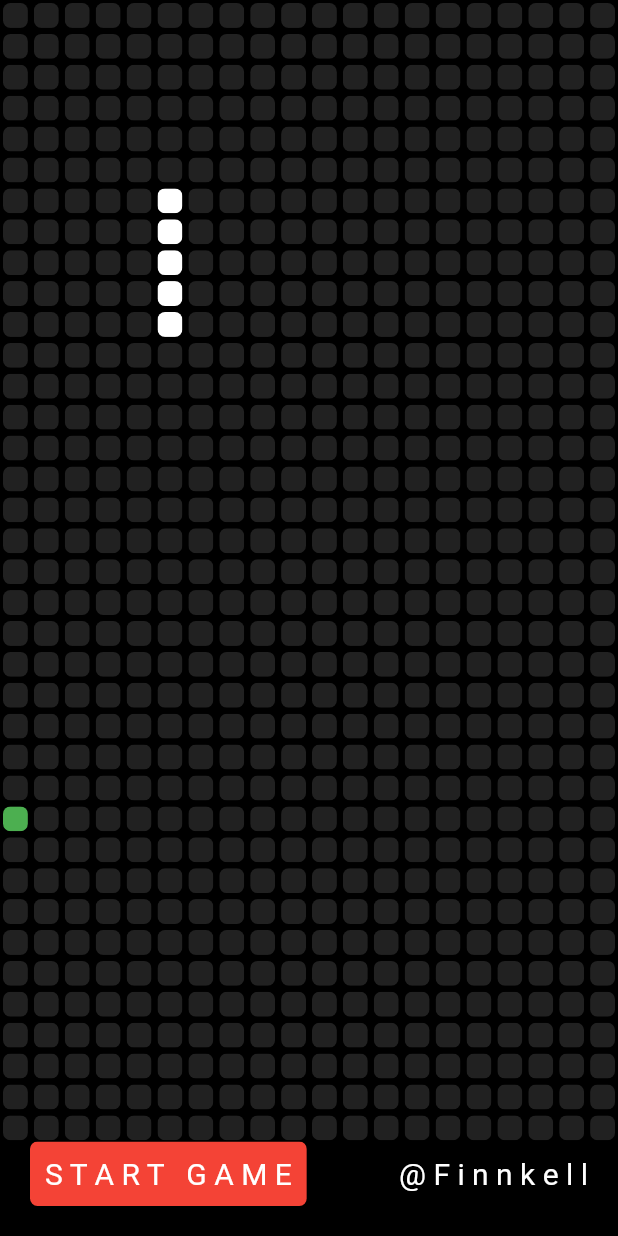
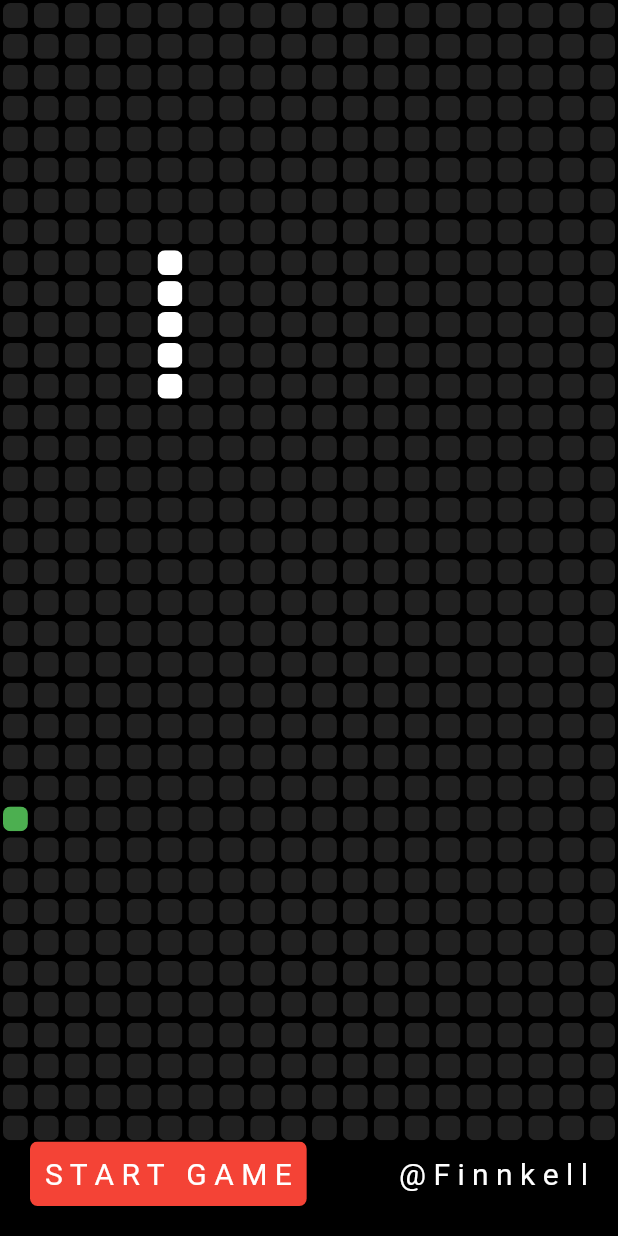
Before and after one commit to Finnkell/flutter-snake-game, a Flutter app: the screen it shows after launch, after a tap on an icon or button, on a phone screen of 412 x 824 dp. Run offline on Flutter 3.47's test engine with Material 2 defaults, Android fonts, the phone set to English and light mode, and no system bars.

Commit message:
Fix updateSnake() function

```diff
--- a/lib/home_page.dart
+++ b/lib/home_page.dart
@@ -18,7 +18,7 @@ class _HomePageState extends State<HomePage> {
   }
 
   void startGame() {
-    const duration = Duration(milliseconds: 300);
+    const duration = Duration(milliseconds: 200);
     Timer.periodic(duration, (Timer timer) {
       updateSnake();
     });
@@ -59,6 +59,7 @@ class _HomePageState extends State<HomePage> {
       }
 
       if (snakePosition.last == food) {
+        generateFood();
       } else {
         snakePosition.removeAt(0);
       }
--- a/lib/main.dart
+++ b/lib/main.dart
@@ -1,8 +1,10 @@
 import 'package:flutter/material.dart';
-
+import 'package:flutter/services.dart';
 import 'home_page.dart';
 
 void main() {
+  WidgetsFlutterBinding.ensureInitialized();
+  SystemChrome.setEnabledSystemUIOverlays([]);
   runApp(MyApp());
 }
 
```
